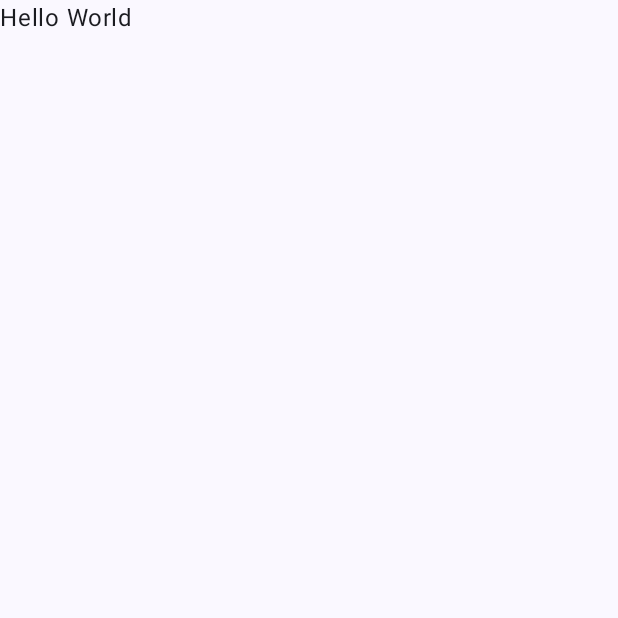
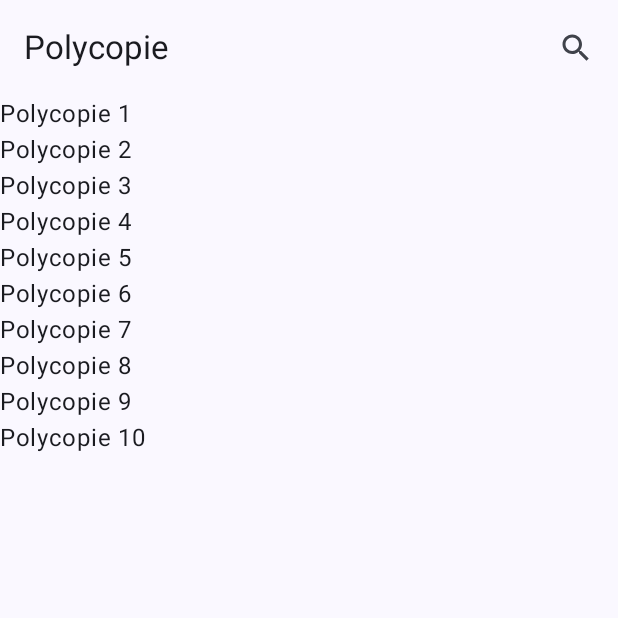
Before and after one commit to benaja-bendo/poly-copie, an Android app built with Jetpack Compose: the screen it shows after launch (MainActivity), on a phone screen of 412 x 824 dp, the top half of it. Before the commit the part shown is almost empty. Run offline under Robolectric (Android 15) with nearby library versions, the phone set to English and light mode, and no system bars.

Commit message:
version 01 de LazyColumn

```diff
--- a/app/src/main/java/com/bgrfacile/poly_copie/MainActivity.kt
+++ b/app/src/main/java/com/bgrfacile/poly_copie/MainActivity.kt
@@ -1,27 +1,44 @@
 package com.bgrfacile.poly_copie
 
+import android.os.Build
 import android.os.Bundle
 import androidx.activity.ComponentActivity
 import androidx.activity.compose.setContent
 import androidx.activity.enableEdgeToEdge
-import androidx.compose.foundation.layout.fillMaxSize
-import androidx.compose.foundation.layout.padding
+import androidx.annotation.RequiresApi
+import androidx.compose.material.icons.Icons
+import androidx.compose.material.icons.filled.Search
+import androidx.compose.material3.ExperimentalMaterial3Api
+import androidx.compose.material3.Icon
+import androidx.compose.material3.IconButton
 import androidx.compose.material3.Scaffold
 import androidx.compose.material3.Text
-import androidx.compose.runtime.Composable
-import androidx.compose.ui.Modifier
-import androidx.compose.ui.tooling.preview.Preview
+import androidx.compose.material3.TopAppBar
 import com.bgrfacile.poly_copie.ui.theme.PolycopieTheme
 
 class MainActivity : ComponentActivity() {
+    @OptIn(ExperimentalMaterial3Api::class)
+    @RequiresApi(Build.VERSION_CODES.O)
     override fun onCreate(savedInstanceState: Bundle?) {
         super.onCreate(savedInstanceState)
         enableEdgeToEdge()
         setContent {
             PolycopieTheme {
-                Scaffold(modifier = Modifier.fillMaxSize()) {  paddingValues ->
-                    Text(text = "Hello World", modifier = Modifier.padding(paddingValues))
-                }
+                Scaffold(
+                    topBar = {
+                        TopAppBar(
+                            title = { Text(text = "Polycopie") },
+                            actions = {
+                                IconButton(onClick = { /* Gérer le clic ici */ }) {
+                                    Icon(Icons.Filled.Search, contentDescription = "Rechercher")
+                                }
+                            }
+                        )
+                    },
+                    content = { paddingValues ->
+                        TodoListPage(paddingValues)
+                    }
+                )
             }
         }
     }
--- /dev/null
+++ b/app/src/main/java/com/bgrfacile/poly_copie/Polycopie.kt
@@ -0,0 +1,30 @@
+package com.bgrfacile.poly_copie
+
+import android.os.Build
+import androidx.annotation.RequiresApi
+import java.time.Instant
+import java.util.Date
+
+data class Polycopie(
+    val id: Int,
+    val name: String,
+    val description: String,
+    val created_at: Date,
+)
+
+
+@RequiresApi(Build.VERSION_CODES.O)
+fun getFakePolycopie(): List<Polycopie> {
+    return listOf<Polycopie>(
+        Polycopie(1, "Polycopie 1", "Polycopie 1", Date.from(Instant.now())),
+        Polycopie(2, "Polycopie 2", "Polycopie 2", Date.from(Instant.now())),
+        Polycopie(3, "Polycopie 3", "Polycopie 3", Date.from(Instant.now())),
+        Polycopie(4, "Polycopie 4", "Polycopie 4", Date.from(Instant.now())),
+        Polycopie(5, "Polycopie 5", "Polycopie 5", Date.from(Instant.now())),
+        Polycopie(6, "Polycopie 6", "Polycopie 6", Date.from(Instant.now())),
+        Polycopie(7, "Polycopie 7", "Polycopie 7", Date.from(Instant.now())),
+        Polycopie(8, "Polycopie 8", "Polycopie 8", Date.from(Instant.now())),
+        Polycopie(9, "Polycopie 9", "Polycopie 9", Date.from(Instant.now())),
+        Polycopie(10, "Polycopie 10", "Polycopie 10", Date.from(Instant.now())),
+    )
+}
--- /dev/null
+++ b/app/src/main/java/com/bgrfacile/poly_copie/TodoListePage.kt
@@ -0,0 +1,35 @@
+package com.bgrfacile.poly_copie
+
+import android.os.Build
+import androidx.annotation.RequiresApi
+import androidx.compose.foundation.layout.Column
+import androidx.compose.foundation.layout.PaddingValues
+import androidx.compose.foundation.layout.fillMaxHeight
+import androidx.compose.foundation.layout.padding
+import androidx.compose.foundation.lazy.LazyColumn
+import androidx.compose.foundation.lazy.itemsIndexed
+import androidx.compose.material3.Text
+import androidx.compose.runtime.Composable
+import androidx.compose.ui.Modifier
+
+@RequiresApi(Build.VERSION_CODES.O)
+@Composable
+fun TodoListPage(paddingValues: PaddingValues) {
+    val todoList = getFakePolycopie()
+
+    Column(
+        modifier = Modifier
+            .fillMaxHeight()
+            .padding(paddingValues)
+    ) {
+        LazyColumn(
+            content = {
+                itemsIndexed(todoList) { index: Int, todo: Polycopie ->
+                    Text(text = todo.name)
+                }
+            }
+        )
+
+
+    }
+}
```
